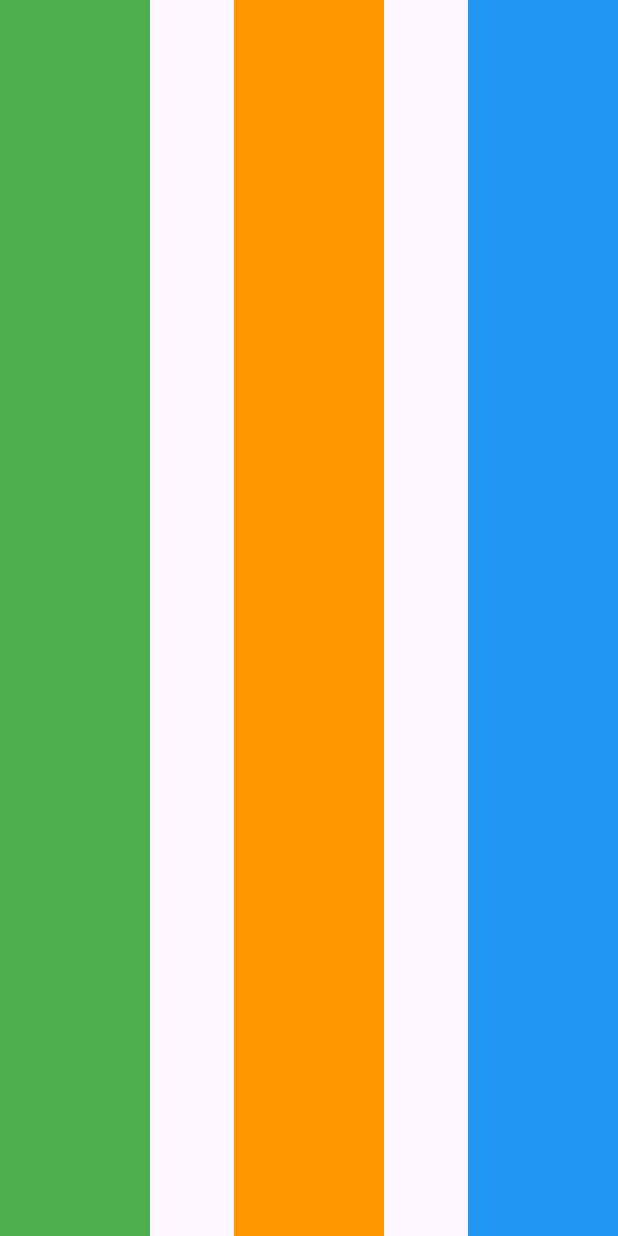
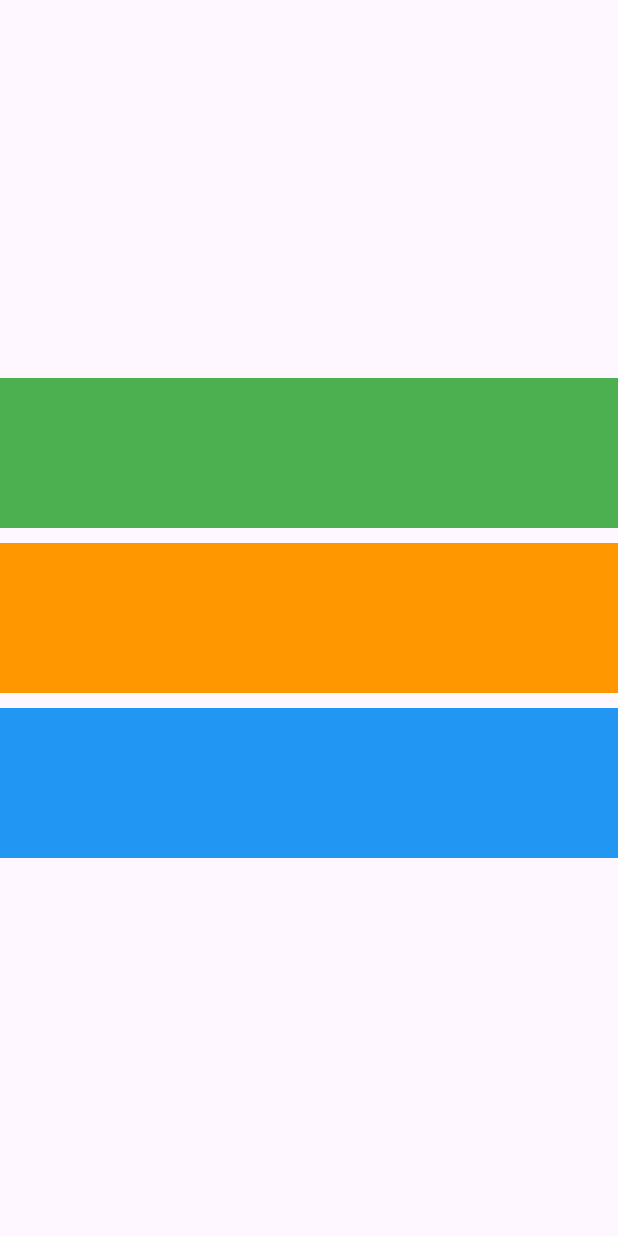
Before and after one commit to laptrinhvienmobile/Material, a Flutter app: the screen it shows after launch, on a phone screen of 412 x 824 dp. Run offline on Flutter 3.47's test engine with Material 3 defaults, Android fonts, the phone set to English and light mode, and no system bars.

Commit message:
Thêm Widget Column

```diff
--- a/lib/main.dart
+++ b/lib/main.dart
@@ -1,5 +1,5 @@
 import 'package:flutter/material.dart';
-import 'package:project/widgets/row_example.dart';
+import 'package:project/widgets/column_example.dart';
 
 void main() {
   runApp(const MyApp());
@@ -12,7 +12,7 @@ class MyApp extends StatelessWidget {
   Widget build(BuildContext context) {
     return MaterialApp(
       debugShowCheckedModeBanner: false,
-      home: RowExample(),
+      home: ColumnExample(),
     );
   }
 }
--- /dev/null
+++ b/lib/widgets/column_example.dart
@@ -0,0 +1,41 @@
+import 'package:flutter/material.dart';
+
+class ColumnExample extends StatelessWidget {
+  const ColumnExample({super.key});
+
+  @override
+  Widget build(BuildContext context) {
+    return Scaffold(
+      body: Center(
+        child: Column(
+          mainAxisAlignment: MainAxisAlignment.center,
+          crossAxisAlignment: CrossAxisAlignment.stretch,
+          spacing: 10.0,
+          children: [
+            ColoredBox(
+              color: Colors.green,
+              child: SizedBox(
+                height: 100.0,
+                width: 100.0,
+              ),
+            ),
+            ColoredBox(
+              color: Colors.orange,
+              child: SizedBox(
+                height: 100.0,
+                width: 100.0,
+              ),
+            ),
+            ColoredBox(
+              color: Colors.blue,
+              child: SizedBox(
+                height: 100.0,
+                width: 100.0,
+              ),
+            ),
+          ],
+        ),
+      ),
+    );
+  }
+}
```
